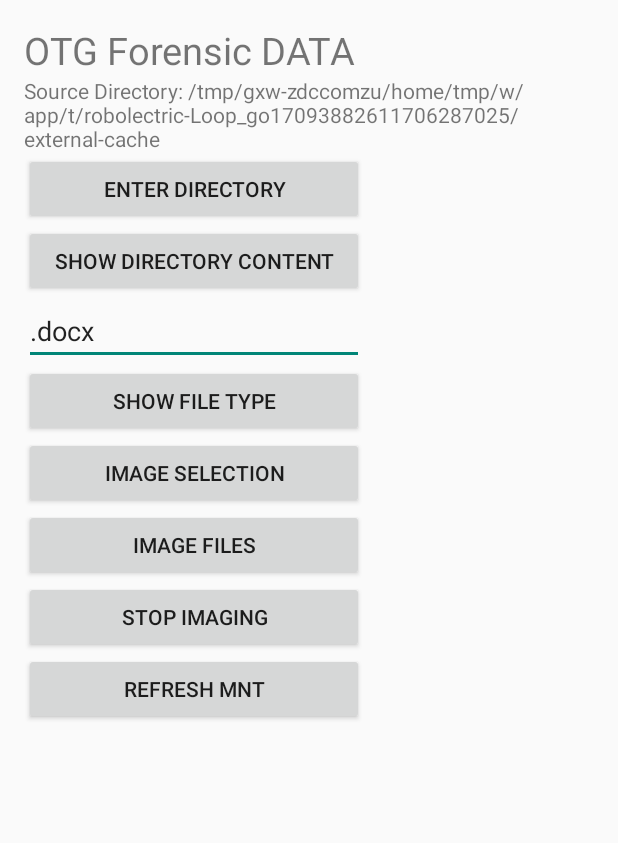
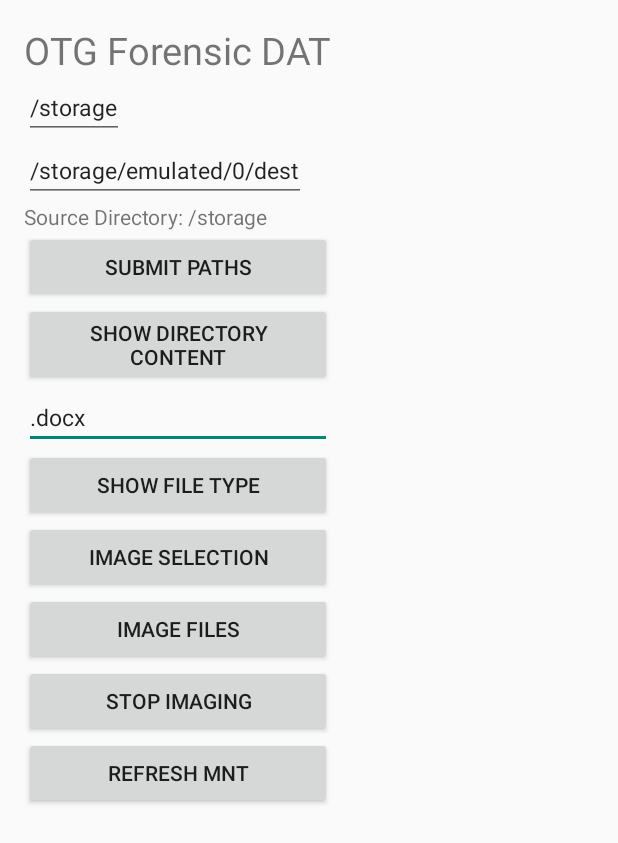
Before and after one commit to MorganTAtkins/OTGForensics, an Android app: the screen it shows after launch (MainActivity), after a tap on "IMAGE FILES", on a phone screen of 412 x 824 dp. Shown: the top 843 px of the screen. Run offline under Robolectric (Android 15) with nearby library versions, the phone set to English and light mode, and no system bars; 2 statements that could not run were skipped; 3 other taps on this screen came first.

Commit message:
general tidy up of the code **add edit text boxes for the users to enter source and destination folders.

```diff
--- /dev/null
+++ b/MyApplication/app/src/main/java/com/dissertation/otgforensics/myapplication/Image.java
@@ -0,0 +1,45 @@
+package com.dissertation.otgforensics.myapplication;
+
+import android.os.Bundle;
+import android.view.View;
+import android.widget.ProgressBar;
+
+import java.util.logging.Handler;
+
+/**
+ * Created by Morgan on 31/03/2015.
+ */
+public class Image extends MainActivity{
+
+    public void main(){
+
+            System.out.println("from = "+MntDir);
+            System.out.println("to = "+filePath);
+            // operations to be performed on a background thread
+             pBar = (ProgressBar)findViewById(R.id.progressBar);
+
+
+            try
+            {
+                pBar.setVisibility(View.VISIBLE);
+                System.out.println("let it begin " + MntDir);
+                startTime = System.nanoTime();
+                //###
+                new copyFile().execute(MntDir);
+                //###
+                System.out.println("Time taken by Stream Copy = " + (System.nanoTime() - startTime));
+
+                //running = false;
+
+            }
+
+            catch(Exception e)
+            {
+                System.out.println("Exception");
+                //running = false;
+            }
+            pBar.setVisibility(View.INVISIBLE);
+
+
+}
+}
--- a/MyApplication/app/src/main/java/com/dissertation/otgforensics/myapplication/MainActivity.java
+++ b/MyApplication/app/src/main/java/com/dissertation/otgforensics/myapplication/MainActivity.java
@@ -48,10 +48,13 @@ public class MainActivity extends Activity {
     public Button reMnt;
     public Button imageSel;
     public EditText inputTxt;
+    public EditText sourceDir;
+    public EditText destDir;
+    public TextView TrgtDir;
 
     public ProgressBar pBar;
 
-
+    public long startTime;
 
     public volatile boolean running = true;
 
@@ -61,8 +64,11 @@ public class MainActivity extends Activity {
 
     public String filePath = "/storage/emulated/0/dest";
     public String type;//=".docx" ;
+    public String sourceDirString;
+    public String destDirString;
     public ListView AOL;
     public File[] JpgFiles;
+
 
     /* Checks if external storage is the usb mnt point */
     public void isExternalStorage() {
@@ -87,8 +93,8 @@ public class MainActivity extends Activity {
             //return true;
         } else {
             MntDir = Environment.getExternalStorageDirectory().toString();
-            TextView TrgtDir = (TextView) findViewById(R.id.TrgtDir);
-            TrgtDir.setText("Source Directory: " + MntDir);
+            //TextView TrgtDir = (TextView) findViewById(R.id.TrgtDir);
+            //TrgtDir.setText("Source Directory: " + MntDir);
             Dialog("Attention", "Enter source destination", "false");
             imagingBtn.setEnabled(false);
             copyKill.setEnabled(false);
@@ -110,14 +116,13 @@ public class MainActivity extends Activity {
         //ListAdapter LA;
         AOL = (ListView) findViewById(R.id.arrayOutputList);
         //AOL.setOnItemClickListener()
-
+        TrgtDir = (TextView) findViewById(R.id.TrgtDir);
         String state = Environment.getExternalStorageDirectory().toString();
         System.out.println(state);
         //pBar = (ProgressBar)findViewById(R.id.progressBar);
         //pBar.setVisibility(View.INVISIBLE);
-        String boob = "boobs";
-        String test = HashGeneratorUtils.generateMD5(boob);
-        System.out.println(test);
+
+
         thisContext();
         popListRay popListRay = new popListRay();
     }
@@ -138,8 +143,19 @@ public class MainActivity extends Activity {
         dirSelector.setOnClickListener(new OnClickListener() {
             @Override
             public void onClick(View view) {
-                System.out.println("Call FC.Dialog()");
-                Dialog("Please input source destination", "Enter usb mnt point", "true");
+                //System.out.println("Call FC.Dialog()");
+                //Dialog("Please input source destination", "Enter usb mnt point", "true");
+
+                sourceDir = (EditText) findViewById(R.id.sourceDir);
+                destDir = (EditText) findViewById(R.id.destDir);
+
+                MntDir = sourceDir.getText().toString();
+                filePath = destDir.getText().toString();
+
+                TrgtDir.setText("Source Directory: " + MntDir);
+
+
+
                 imagingBtn.setEnabled(true);
                 copyKill.setEnabled(true);
             }
@@ -151,33 +167,9 @@ public class MainActivity extends Activity {
         imagingBtn.setOnClickListener(new OnClickListener() {
             @Override
             public void onClick(View view) {
-                System.out.println("from = " + MntDir);
-                System.out.println("to = " + filePath);
-                // operations to be performed on a background thread
-                pBar = (ProgressBar)findViewById(R.id.progressBar);
-                pBar.setVisibility(View.VISIBLE);
-
-                    try {
-                        System.out.println("let it begin "+ MntDir);
-                        long startTime = System.nanoTime();
-                        //###
-                        new copyFile().execute(MntDir);
-                        //###
-                        long endTime = System.nanoTime();
-
-                        long duration = (endTime - startTime);  //divide by 1000000 to get milliseconds.
-                        System.out.println("Copy time: "+duration);
-                        running = false;
-
-                    }
-                    catch (Exception e)
-                        {
-                        System.out.println("Exception");
-                        running = false;
-                        }
-               pBar.setVisibility(View.INVISIBLE);
-
-            }
+                Image Image = new Image();
+                Image.main();
+                }
         });
 
         copyKill    = (Button) findViewById(R.id.copyKillSwitch);
@@ -235,6 +227,7 @@ public class MainActivity extends Activity {
                 AOL.setAdapter(LA);
                 //debugging
                 System.out.println("break here #######");
+
             }
         });
 
@@ -247,7 +240,7 @@ public class MainActivity extends Activity {
                 inputTxt = (EditText) findViewById(R.id.editText);
                 type = inputTxt.getText().toString();
                 System.out.println("text box = "+ type);
-                if (type != null||type==" ") {
+                if (type != null||type !=" ") {
                     Filter filter = new Filter();
                     JpgFiles = filter.finder(MntDir, type);
 
--- a/MyApplication/app/src/main/java/com/dissertation/otgforensics/myapplication/alertBox.java
+++ b/MyApplication/app/src/main/java/com/dissertation/otgforensics/myapplication/alertBox.java
@@ -17,7 +17,7 @@ public class alertBox extends MainActivity {
 
     public String Attention(String Title, String Message, String txtNeed) {
         // creates alertDialog box based on the main activity context
-        AlertDialog.Builder alertBox1 = new AlertDialog.Builder(getParent());
+        AlertDialog.Builder alertBox1 = new AlertDialog.Builder(thisContext());
         String type= "1";
         // Setting Dialog Title
         alertBox1.setTitle(Title);
--- a/MyApplication/app/src/main/res/layout/activity_main.xml
+++ b/MyApplication/app/src/main/res/layout/activity_main.xml
@@ -6,7 +6,7 @@
     android:paddingBottom="@dimen/activity_vertical_margin" tools:context=".MainActivity"
     android:id="@+id/OTG">
 
-    <TextView android:text="OTG Forensic DATA "
+    <TextView android:text="OTG Forensic DAT"
         android:layout_width="wrap_content"
         android:layout_height="wrap_content"
         android:id="@+id/text1"
@@ -71,7 +71,7 @@
         android:layout_height="wrap_content"
         android:text="Dir Path"
         android:id="@+id/TrgtDir"
-        android:layout_below="@+id/text1"
+        android:layout_below="@+id/destDir"
         android:layout_alignParentEnd="true" />
 
     <ListView
@@ -79,8 +79,9 @@
         android:layout_height="wrap_content"
         android:id="@+id/arrayOutputList"
         android:choiceMode="singleChoice"
+        android:layout_alignTop="@+id/dirSelector"
         android:layout_toEndOf="@+id/text1"
-        android:layout_alignTop="@+id/dirSelector" />
+        android:layout_marginStart="29dp" />
 
     <Button
         android:layout_width="fill_parent"
@@ -93,7 +94,7 @@
     <Button
         android:layout_width="wrap_content"
         android:layout_height="wrap_content"
-        android:text="Enter Directory"
+        android:text="Submit Paths"
         android:id="@+id/dirSelector"
         android:layout_below="@+id/TrgtDir"
         android:layout_alignParentStart="true"
@@ -126,8 +127,9 @@
         android:max="200"
         android:indeterminate="false"
         android:visibility="invisible"
-        android:layout_alignParentBottom="true"
-        android:layout_alignParentStart="true" />
+        android:layout_below="@+id/reMnt"
+        android:layout_alignParentStart="true"
+        android:layout_marginTop="22dp" />
 
     <Button
         android:layout_width="wrap_content"
@@ -147,6 +149,28 @@
         android:autoText="false"
         android:layout_below="@+id/dirContent"
         android:layout_alignParentStart="true"
-        android:layout_alignEnd="@+id/showType" />
+        android:layout_alignEnd="@+id/showType"
+        android:textSize="15dp" />
+
+    <EditText
+        android:layout_width="wrap_content"
+        android:layout_height="wrap_content"
+        android:id="@+id/sourceDir"
+        android:layout_below="@+id/text1"
+        android:layout_alignParentStart="true"
+        android:text="/storage"
+        android:textSize="15dp"
+        android:password="false"
+        android:inputType="textUri" />
+
+    <EditText
+        android:layout_width="wrap_content"
+        android:layout_height="wrap_content"
+        android:id="@+id/destDir"
+        android:layout_below="@+id/sourceDir"
+        android:layout_alignParentStart="true"
+        android:text="/storage/emulated/0/dest"
+        android:textSize="15dp"
+        android:inputType="textUri" />
 
 </RelativeLayout>
```
Also changed, not shown: MyApplication/app/src/main/java/com/dissertation/otgforensics/myapplication/Filter.java (+27 -3 lines), MyApplication/app/src/main/java/com/dissertation/otgforensics/myapplication/copyFile.java (+5 -3 lines), 3 other files.
